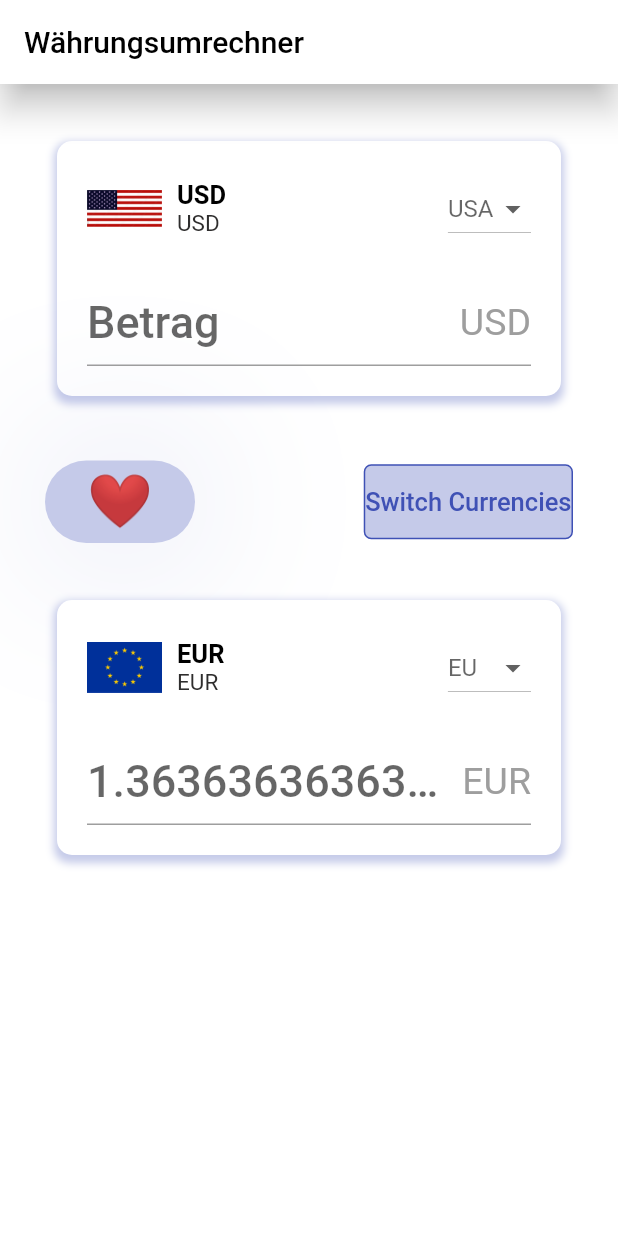
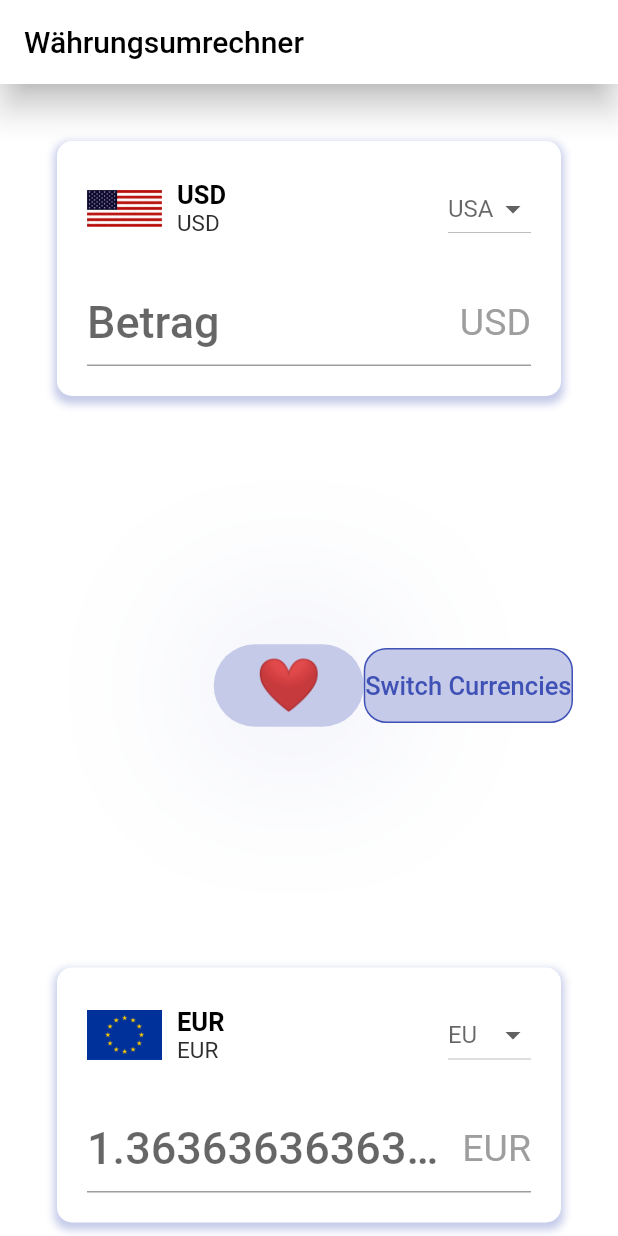
Before and after one commit to can3009/waehrungsrechner, a Flutter app: the screen it shows after launch, on a phone screen of 412 x 824 dp. Run offline on Flutter 3.47's test engine with Material 2 defaults, Android fonts, the phone set to English and light mode, and no system bars; our stand-ins replace flutter_riverpod.

Commit message:
button korrektur expanded

```diff
--- a/lib/gui/ansicht/home/home_viev.dart
+++ b/lib/gui/ansicht/home/home_viev.dart
@@ -1,6 +1,8 @@
 import 'package:flutter/material.dart';
 import 'package:flutter_riverpod/flutter_riverpod.dart';
+
 import 'package:waehrungsrechner/logic/app_state_provider.dart';
+// import '/projects/waehrungsrechner/lib/logic/app_state_provider.dart';
 
 import '../../widgets/country_card.dart';
 
@@ -31,7 +33,13 @@ class HomeView extends ConsumerWidget {
               Row(
                 mainAxisAlignment: MainAxisAlignment.spaceBetween,
                 children: [
-                  Container(
+                  Expanded(
+                    child: Container(
+                      height: 300,
+                    ),
+                  ),
+                  InkWell(
+                    child: Container(
                       height: 55,
                       width: 100,
                       decoration: BoxDecoration(
@@ -53,12 +61,18 @@ class HomeView extends ConsumerWidget {
                         ),
                       ),
                     ),
-                  InkWell(
+                    onTap: () {
+                      //perform action on like button click
+                    },
+                  ),
+                  Expanded(
+                    flex: 0,
+                    child: InkWell(
                       child: Container(
                         height: 50,
                         decoration: BoxDecoration(
                             color: Colors.indigo[100],
-                          borderRadius: BorderRadius.circular(5),
+                            borderRadius: BorderRadius.circular(15),
                             border: Border.all(color: Colors.indigo)),
                         child: const Row(
                           children: [
@@ -76,6 +90,7 @@ class HomeView extends ConsumerWidget {
                         appStateProvider.switchFromTo();
                       },
                     ),
+                  ),
                 ],
               ),
               const SizedBox(
--- a/lib/main.dart
+++ b/lib/main.dart
@@ -1,4 +1,5 @@
 import 'package:flutter_riverpod/flutter_riverpod.dart';
+import 'package:waehrungsrechner/gui/ansicht/home/home_viev.dart';
 
 import 'data/models/models.dart';
 
--- a/pubspec.yaml
+++ b/pubspec.yaml
@@ -46,6 +46,7 @@ dev_dependencies:
   # package. See that file for information about deactivating specific lint
   # rules and activating additional ones.
   flutter_lints: ^2.0.0
+  test: ^1.24.3
 
 # For information on the generic Dart part of this file, see the
 # following page: https://dart.dev/tools/pub/pubspec
```
Also changed, not shown: lib/data/models/models.dart (+4 -3 lines), lib/logic/app_state_provider.dart (+5 -2 lines), lib/gui/ansicht/login/forgot_password.dart (added), lib/gui/ansicht/login/reset_password.dart (added), lib/gui/ansicht/login/signup_screen.dart (added), pubspec.lock, 1 other file. Lines whose indentation alone changed are shown as unchanged.
